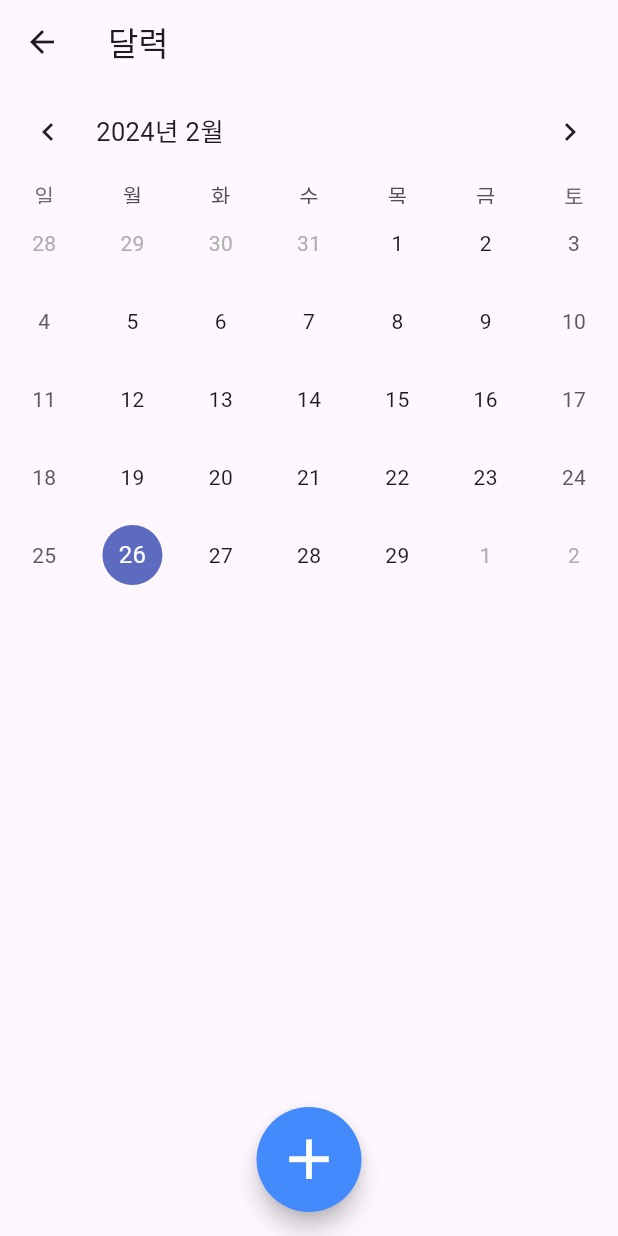
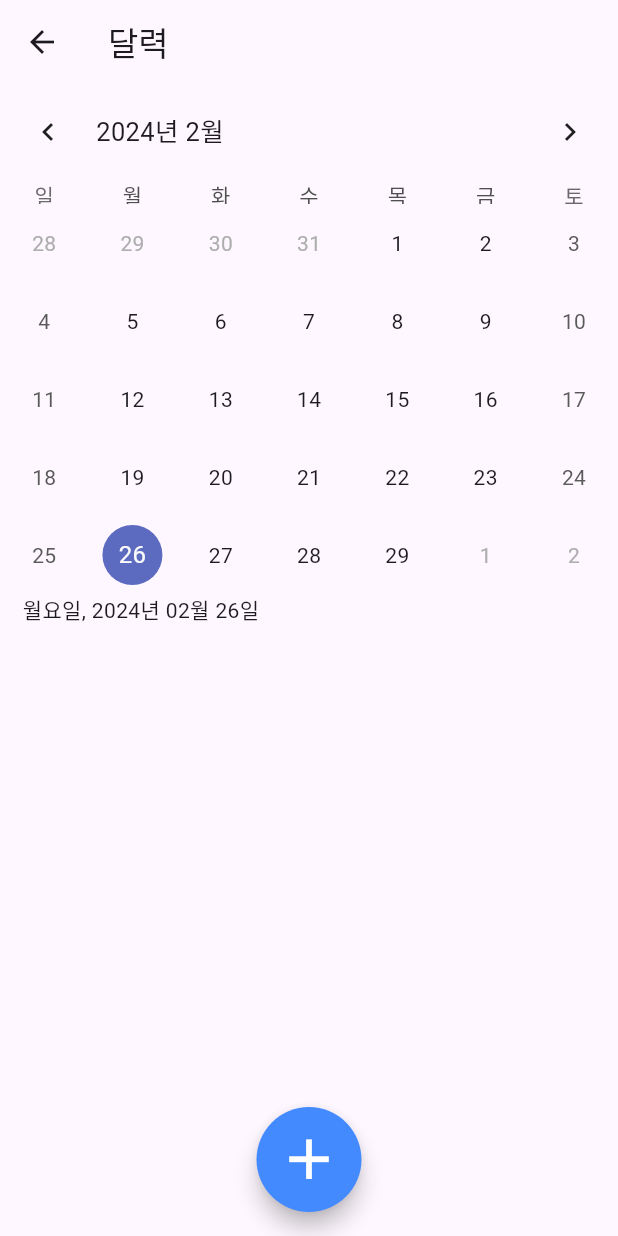
Before and after one commit to Richter3766/my_memory, a Flutter app: the screen it shows after launch, after a tap on the "calendar today" icon, on a phone screen of 412 x 824 dp. Run offline on Flutter 3.47's test engine with Material 3 defaults, Android fonts, the phone set to English and light mode, and no system bars; drawn by our look-alikes of table_calendar; our stand-ins replace sqflite; accounts and stored records are empty.

Commit message:
달력 페이지: UI 개선

```diff
--- a/lib/models/selected_date.dart
+++ b/lib/models/selected_date.dart
@@ -3,14 +3,48 @@ import 'package:intl/intl.dart';
 
 class DateModel extends ChangeNotifier {
   late String _date;
+  late String _weekDay;
 
   DateModel(){
     _date = DateFormat('yy.MM.dd HH:mm').format(DateTime.now());
+    _weekDay = findWeekDay(DateTime.now().weekday);
   }
   String get date => _date;
+  String get weekDay => _weekDay;
 
   set dateString(DateTime value) {
     _date = DateFormat('yy.MM.dd HH:mm').format(value);
+    _weekDay = findWeekDay(value.weekday);
     notifyListeners();
   }
+
 }
+
+String findWeekDay(int weekday){
+  String koreanWeekday = "";
+
+  switch (weekday) {
+    case 1:
+      koreanWeekday = '월요일';
+      break;
+    case 2:
+      koreanWeekday = '화요일';
+      break;
+    case 3:
+      koreanWeekday = '수요일';
+      break;
+    case 4:
+      koreanWeekday = '목요일';
+      break;
+    case 5:
+      koreanWeekday = '금요일';
+      break;
+    case 6:
+      koreanWeekday = '토요일';
+      break;
+    case 7:
+      koreanWeekday = '일요일';
+      break;
+  }
+  return koreanWeekday;
+}
--- a/lib/views/pages/calendar.dart
+++ b/lib/views/pages/calendar.dart
@@ -20,12 +20,6 @@ class CalendarScreenState extends State<CalendarScreen> {
     super.dispose();
   }
 
-  // void _onDaySelected(DateTime day, List events, List holidays) {
-  //   setState(() {
-  //     _selectedEvents = events;
-  //   });
-  // }
-
   @override
   Widget build(BuildContext context) {
     return Scaffold(
--- a/lib/views/pages/post_page.dart
+++ b/lib/views/pages/post_page.dart
@@ -22,12 +22,11 @@ class _PostPageState extends State<PostPage> {
   final TextEditingController contentController = TextEditingController();
   @override
   void initState() {
-    // TODO: implement initState
     super.initState();
   }
 
+  @override
   void dispose() {
-    // TODO: implement dispose
     super.dispose();
   }
 
--- a/lib/views/widgets/body/calendar_body.dart
+++ b/lib/views/widgets/body/calendar_body.dart
@@ -6,6 +6,7 @@ import 'package:provider/provider.dart';
 import 'package:table_calendar/table_calendar.dart';
 
 import '../../../models/db_state.dart';
+import '../../../models/selected_date.dart';
 import '../../pages/post_detail.dart';
 
 class CalendarBody extends StatefulWidget {
@@ -28,10 +29,14 @@ class CalendarBodyState extends State<CalendarBody> {
   @override
   void initState() {
     super.initState();
+    updateEvents();
+  }
+
+  @override
+  void didChangeDependencies() {
+    super.didChangeDependencies();
     DatabaseState databaseState = Provider.of<DatabaseState>(context, listen: false);
     databaseState.addListener(updateEvents);
-
-    updateEvents();
   }
 
   @override
@@ -67,8 +72,9 @@ class CalendarBodyState extends State<CalendarBody> {
     selectedEvents = convertToMap(databaseState.postItems);
   }
 
-
   void _onDaySelected(DateTime selectedDay, DateTime focusedDay) {
+    DateModel dateModel = Provider.of<DateModel>(context, listen: false);
+    dateModel.dateString = selectedDay;
     setState(() {
       _selectedDay = selectedDay;
       _focusedDay = focusedDay;
@@ -90,6 +96,7 @@ class CalendarBodyState extends State<CalendarBody> {
   Widget build(BuildContext context) {
     return SingleChildScrollView( // SingleChildScrollView로 Column 위젯을 감쌌습니다.
       child: Column(
+          crossAxisAlignment: CrossAxisAlignment.start,
           children: [
             TableCalendar(
               headerStyle: const HeaderStyle(
@@ -102,6 +109,10 @@ class CalendarBodyState extends State<CalendarBody> {
               onDaySelected: _onDaySelected,
               onPageChanged: _onPageChanged,
               eventLoader: _getPostsForDay,),
+            Padding(
+                padding: const EdgeInsets.only(left: 15),
+                child: Text(getTodayText())
+            ),
             SizedBox(
                 height: 300,
                 child: _buildEventList()
@@ -126,11 +137,23 @@ class CalendarBodyState extends State<CalendarBody> {
             databaseState.refresh();
           },
           child: ListTile(
-            title: Text(postItem.date),
+            title: Text(getTodayTime(postItem)),
             subtitle: Text(postItem.title),
           ),
         );
       }).toList(),
     );
   }
+
+  String getTodayText(){
+    DateModel dateModel = Provider.of<DateModel>(context, listen: false);
+    String prefix = dateModel.weekDay;
+    String suffix = DateFormat(', 20yy년 MM월 dd일').format(_selectedDay);
+    return prefix + suffix;
+  }
+
+  String getTodayTime(PostItem postItem){
+    var time = postItem.date.split(' ')[1].split(':');
+    return "${time[0]}시 ${time[1]}분";
+  }
 }
--- a/lib/views/widgets/body/post_body.dart
+++ b/lib/views/widgets/body/post_body.dart
@@ -1,5 +1,4 @@
 import 'package:flutter/material.dart';
-import 'package:intl/intl.dart';
 import 'package:my_memory/models/post_item.dart';
 import 'package:provider/provider.dart';
 
@@ -61,7 +60,7 @@ class _PostBodyState extends State<PostBody>{
               _selectDate(context);
             },
             child: Text(
-                model.date,
+                model.date.split(' ')[0],
               style: const TextStyle(
                 fontSize: 24
               ),
--- a/lib/views/widgets/bottom_bar/button/home_to_calendar_btn.dart
+++ b/lib/views/widgets/bottom_bar/button/home_to_calendar_btn.dart
@@ -9,6 +9,7 @@ class HomeToCalendarIconButton extends StatelessWidget {
   @override
   Widget build(BuildContext context) {
     return FloatingActionButton(
+      heroTag: "calendar",
       backgroundColor: calendarAndProfileBackgroundColor,
       foregroundColor: Colors.white,
       shape: RoundedRectangleBorder(
--- a/lib/views/widgets/bottom_bar/button/home_to_post_btn.dart
+++ b/lib/views/widgets/bottom_bar/button/home_to_post_btn.dart
@@ -10,6 +10,7 @@ class HomeToPostButton extends StatelessWidget {
         width: 70.0, // 원하는 너비 설정
         height: 70.0, // 원하는 높이 설정
         child: FloatingActionButton(
+            heroTag: "post",
             backgroundColor: Colors.blueAccent,
             foregroundColor: Colors.white,
             shape: RoundedRectangleBorder(
@@ -20,6 +21,7 @@ class HomeToPostButton extends StatelessWidget {
               MaterialPageRoute(builder: (context) => const PostPage()),
             ),
             child: const Icon(Icons.add, size: 45)
-    ));
+        )
+    );
   }
 }
--- a/lib/views/widgets/bottom_bar/button/home_to_profile_btn.dart
+++ b/lib/views/widgets/bottom_bar/button/home_to_profile_btn.dart
@@ -9,6 +9,7 @@ class HomeToProfileButton extends StatelessWidget {
   @override
   Widget build(BuildContext context) {
     return FloatingActionButton(
+      heroTag: "profile",
       backgroundColor: calendarAndProfileBackgroundColor,
       foregroundColor: Colors.white,
       shape: RoundedRectangleBorder(
--- a/lib/views/widgets/home_list_element.dart
+++ b/lib/views/widgets/home_list_element.dart
@@ -41,7 +41,7 @@ class HomeListTile extends StatelessWidget {
           Text(
             postItem.title,
             style: const TextStyle(
-              fontSize: 18.0,
+              fontSize: 16.0,
               fontWeight: FontWeight.normal,
             ),
           ),
@@ -51,7 +51,7 @@ class HomeListTile extends StatelessWidget {
                 maxLines: 2,
                 overflow: TextOverflow.ellipsis,
                 style: const TextStyle(
-                  fontSize: 16.0,
+                  fontSize: 14.0,
                   fontWeight: FontWeight.normal,
                 ),
               ),
```
Also changed, not shown: 1 other file. Lines whose indentation alone changed are shown as unchanged.
